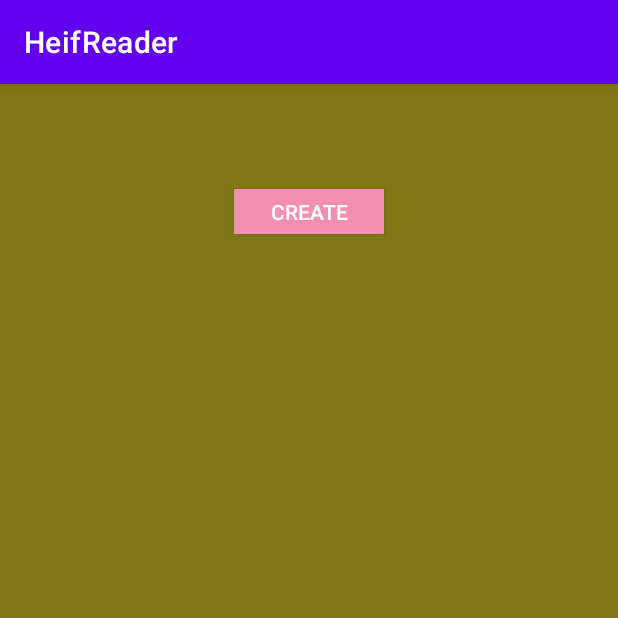
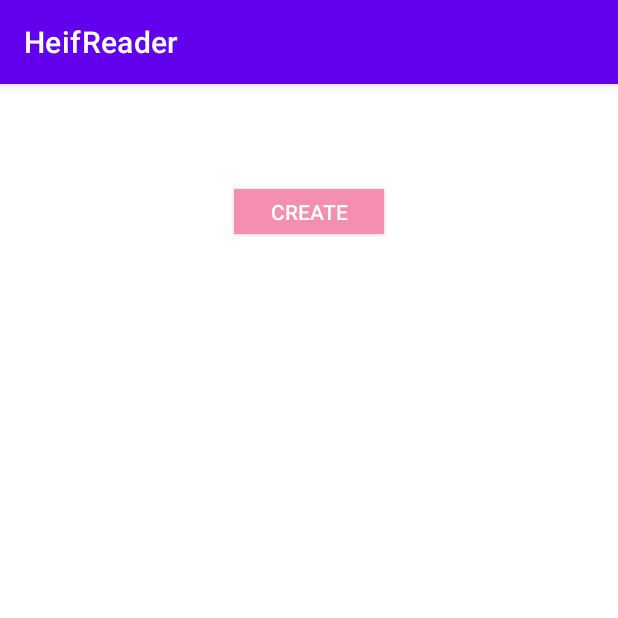
Before and after one commit to klaus19/BitMapExplorer, an Android app: the screen it shows after launch (MainActivity), on a phone screen of 412 x 824 dp, the top half of it. Run offline under Robolectric (Android 15) with nearby library versions, the phone set to English and light mode, and no system bars.

Commit message:
tried something but will implement in other project

```diff
--- a/app/src/main/java/com/example/heifreader/MainActivity.kt
+++ b/app/src/main/java/com/example/heifreader/MainActivity.kt
@@ -4,6 +4,7 @@ package com.example.heifreader
 
 import android.animation.AnimatorSet
 import android.animation.ObjectAnimator
+import android.animation.ValueAnimator
 import android.annotation.SuppressLint
 import android.graphics.*
 import android.graphics.Bitmap.createBitmap
@@ -62,8 +63,8 @@ class MainActivity : AppCompatActivity() {
 
         }
 
+    }
 
-    }
 
     //Creating a customised BitMap and showing it in imageView
     private fun createBitmap() {
@@ -95,6 +96,5 @@ private fun settingDrawableImage() {
         animatorXY.playTogether(x,y)
         animatorXY.duration = 1000
         animatorXY.start()
-
     }
 }
--- a/app/src/main/res/layout/activity_main.xml
+++ b/app/src/main/res/layout/activity_main.xml
@@ -4,7 +4,6 @@
     android:id="@+id/circularreveal"
     android:layout_width="match_parent"
     android:layout_height="match_parent"
-    android:background="#827717"
     tools:context=".MainActivity"
     >
     <androidx.appcompat.widget.AppCompatButton
@@ -28,4 +27,6 @@
         android:src="@drawable/ic_launcher_background"></androidx.appcompat.widget.AppCompatImageView>
 
 
+
+
 </com.google.android.material.circularreveal.CircularRevealRelativeLayout>
```
